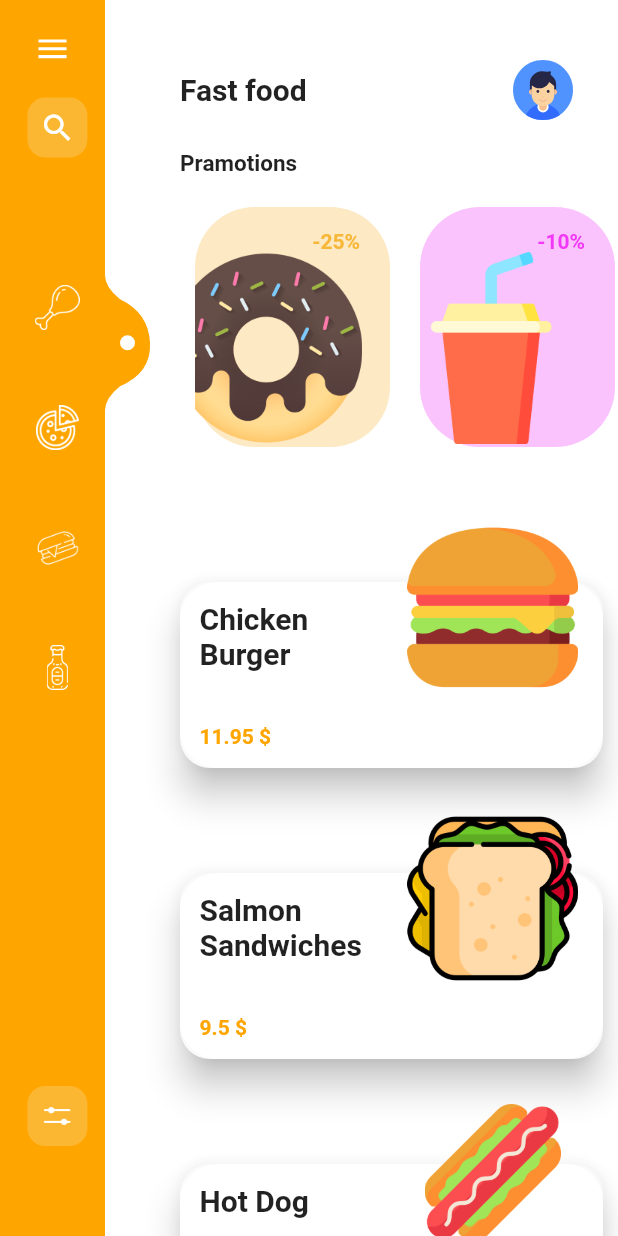
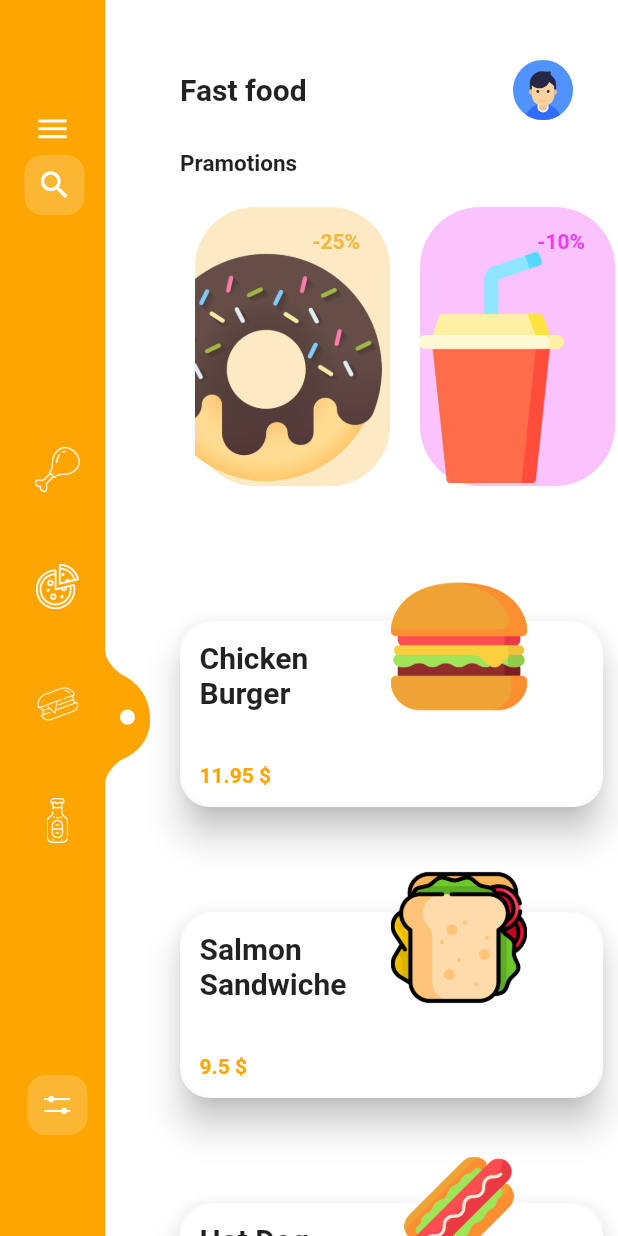
Before and after one commit to akashkamble6226/fastfood, a Flutter app: the screen it shows after launch, on a phone screen of 412 x 824 dp. Run offline on Flutter 3.47's test engine with Material 2 defaults, Android fonts, the phone set to English and light mode, and no system bars; our stand-ins replace flutter_svg, get, hexcolor, ionicons, rxdart; missing offline and left inert: colorful_safe_area.

Commit message:
added dynamic height and width as per device

```diff
--- a/lib/controllers/fast_food_item_controller.dart
+++ b/lib/controllers/fast_food_item_controller.dart
@@ -1,24 +1,40 @@
+import 'package:fastfood/views/chicken_menu.dart';
+import 'package:fastfood/views/colddrink_menu.dart';
+import 'package:fastfood/views/homepage.dart';
+import 'package:fastfood/views/pizza_menu.dart';
 import 'package:flutter/material.dart';
 import 'package:get/get.dart';
+import '../widgets/device_details.dart';
+import '../views/homepage.dart';
+class FastFoodItem extends GetxController {
+  Alignment currentItemAlign = Alignment(0.0, DeviceDetails.bergerTop);
+  Widget currentPage = BergerMenu();
 
-class FastFoodItem extends GetxController
-{
-   Alignment currentItemAlign = Alignment(0.0, -0.5);
+   @override
+  void onInit()
+  {
+  super.onInit();
+  }
+
 
   List<Alignment> itemAlignLst = [
-    Alignment(0.0, -0.5),
-    Alignment(0.0, -0.2),
-    Alignment(0.0, 0.0),
-    Alignment(0.0, 0.3),
+    Alignment(0.0, DeviceDetails.chickenTop),
+    Alignment(0.0, DeviceDetails.pizzaTop),
+    Alignment(0.0, DeviceDetails.bergerTop),
+    Alignment(0.0, DeviceDetails.coldDrinkTop),
+  ];
+
+  // sequence is important here so do check while putiing widget here
+  List menuItemList = [
+    ChickenMenu(),
+    PizzaMenu(),
+    BergerMenu(),
+    ColdDrink(),
   ];
 
   void changeItem(int i) {
-
-      currentItemAlign= itemAlignLst[i];
-      update();
-
-
+    currentItemAlign = itemAlignLst[i];
+    currentPage = menuItemList[i];
+    update();
   }
-
-
 }
--- a/lib/main.dart
+++ b/lib/main.dart
@@ -3,8 +3,10 @@ import 'package:fastfood/views/efficient_anim.dart';
 import 'package:fastfood/views/side_bar_layout.dart';
 import 'package:fastfood/views/sidebar.dart';
 import 'package:fastfood/views/implicit_way_animation.dart';
+import 'package:fastfood/widgets/device_details.dart';
 import 'package:flutter/material.dart';
 import 'package:get/get_navigation/src/root/get_material_app.dart';
+import 'package:hexcolor/hexcolor.dart';
 
 void main() {
   runApp(MyApp());
@@ -12,10 +14,13 @@ void main() {
 
 class MyApp extends StatelessWidget {
   // This widget is the root of your application.
+
+  // final deviceDetails = DeviceDetails();
   @override
   Widget build(BuildContext context) {
     return GetMaterialApp(
-      title: 'Flutter Demo',
+      title: 'Fast Food',
+      color: HexColor('#ffa500'),
       debugShowCheckedModeBanner: false,
       theme: ThemeData(
         // This is the theme of your application.
@@ -27,7 +32,8 @@ class MyApp extends StatelessWidget {
         // or simply save your changes to "hot reload" in a Flutter IDE).
         // Notice that the counter didn't reset back to zero; the application
         // is not restarted.
-        primarySwatch: Colors.blue,
+
+        primaryColor:  HexColor('#ffa500'),
       ),
       home: SideBarLayout(),
     );
--- a/lib/models/fast_food_item_dummy_data.dart
+++ b/lib/models/fast_food_item_dummy_data.dart
@@ -4,7 +4,7 @@ var fastFoodItemList =
 [
 
     FastFoodItem(img: "assets/images/burger.png",name:"Chicken Burger",price: 11.95),
-    FastFoodItem(img: "assets/images/sandwich.png",name:"Salmon Sandwiches",price: 9.50),
+    FastFoodItem(img: "assets/images/sandwich.png",name:"Salmon Sandwiche",price: 9.50),
     FastFoodItem(img: "assets/images/hotdog.png",name:"Hot Dog",price: 10.45),
     FastFoodItem(img: "assets/images/taco.png",name:"Taco",price: 15.25),
 
--- a/lib/views/homepage.dart
+++ b/lib/views/homepage.dart
@@ -1,4 +1,5 @@
 import 'package:fastfood/models/fast_food_item_dummy_data.dart';
+import 'package:fastfood/widgets/device_details.dart';
 import 'package:flutter/material.dart';
 import 'package:flutter_svg/flutter_svg.dart';
 import 'package:get/get.dart';
@@ -6,11 +7,9 @@ import 'package:hexcolor/hexcolor.dart';
 import '../models/pramotion_dummy_data.dart';
 import 'item_details.dart';
 
-class HomePage extends StatelessWidget {
+class BergerMenu extends StatelessWidget {
   @override
   Widget build(BuildContext context) {
-    // double devideWidth = MediaQuery.of(context).size.width;
-    // double fromLeft = 120;
     return Scaffold(
       backgroundColor: HexColor('ffffff'),
       body: CustomScrollView(
@@ -100,7 +99,7 @@ class BuildFastFoodItemsRow extends StatelessWidget {
               child: GestureDetector(
                 onTap: () {
                   // Navigation.push();
-                  Get.to(() =>ItemDetails());
+                  Get.to(() => ItemDetails());
                 },
                 child: Container(
                   width: MediaQuery.of(context).size.width,
@@ -119,7 +118,10 @@ class BuildFastFoodItemsRow extends StatelessWidget {
                               Padding(
                                 padding: const EdgeInsets.all(8.0),
                                 child: Container(
-                                  width: 120,
+                                  // width: 120,
+                                  width:
+                                      // MediaQuery.of(context).size.width ,
+                                      MediaQuery.of(context).size.width  * 0.3,
                                   child: Text(
                                     fastFoodItemList[ind].name,
                                     style: TextStyle(
@@ -150,10 +152,16 @@ class BuildFastFoodItemsRow extends StatelessWidget {
                       Positioned(
                         top: -40,
                         left: 0,
-                        right: -135,
+                        right: -90,
                         bottom: 50,
-                        child: Image.asset(
-                          fastFoodItemList[ind].img,
+                        child: FittedBox(
+
+                          child: Image.asset(
+                            fastFoodItemList[ind].img,
+                            fit: BoxFit.fitWidth,
+                            width: 40,
+                            height: 50,
+                          ),
                         ),
                       ),
                     ],
@@ -179,7 +187,8 @@ class BuildPramotionRow extends StatelessWidget {
     return Padding(
       padding: const EdgeInsets.only(left: 120),
       child: Container(
-        height: 180,
+        // height: 180,
+        height: MediaQuery.of(context).size.height * 0.25,
         child: ListView.builder(
           scrollDirection: Axis.horizontal,
           itemCount: pramotionItemList.length,
--- a/lib/views/side_bar_layout.dart
+++ b/lib/views/side_bar_layout.dart
@@ -1,4 +1,7 @@
 import 'package:colorful_safe_area/colorful_safe_area.dart';
+import 'package:fastfood/controllers/fast_food_item_controller.dart';
+
+import 'package:get/get.dart';
 import 'package:hexcolor/hexcolor.dart';
 
 import '../views/sidebar.dart';
@@ -7,16 +10,21 @@ import 'package:flutter/material.dart';
 import 'homepage.dart';
 
 class SideBarLayout extends StatelessWidget {
+  final FastFoodItem selectMenu = Get.put(FastFoodItem());
   @override
-  Widget build(BuildContext context)
-  {
+  Widget build(BuildContext context) {
     return Scaffold(
       backgroundColor: Colors.white,
       body: ColorfulSafeArea(
         color: HexColor('#ffa500'),
         child: Stack(
           children: [
-            HomePage(),
+            GetBuilder<FastFoodItem>(
+              init: FastFoodItem(),
+              builder: (controller) {
+                return controller.currentPage;
+              },
+            ),
             SideBar(),
           ],
         ),
--- a/lib/views/sidebar.dart
+++ b/lib/views/sidebar.dart
@@ -1,6 +1,8 @@
 import 'dart:async';
 
 import 'package:fastfood/controllers/fast_food_item_controller.dart';
+import 'package:fastfood/widgets/device_details.dart';
+
 import 'package:get/get_core/src/get_main.dart';
 import 'package:rxdart/rxdart.dart';
 import 'package:get/get.dart';
@@ -96,39 +98,61 @@ class _SideBarState extends State<SideBar> with SingleTickerProviderStateMixin {
                             height: deviceHeight,
                             color: HexColor('#ffa500'),
                             child: Column(
-                              // mainAxisSize: MainAxisSize.max,
+                              mainAxisSize: MainAxisSize.max,
+                              mainAxisAlignment: MainAxisAlignment.spaceAround,
                               children: [
-                                // menu search
+                                // menu and search bar container
+                                Container(
+                                  padding: EdgeInsets.all(0),
+                                  // decoration: BoxDecoration(
+                                  //   border: Border.all(color: Colors.white),
+                                  // ),
+                                  height: DeviceDetails.deviceHeight * 0.05,
+                                  // MediaQuery.of(context).size.height * 0.15,
+                                  child: Column(
+                                    mainAxisAlignment:
+                                        MainAxisAlignment.spaceBetween,
+                                    children: [
                                       GestureDetector(
                                         onTap: () {
                                           onIconPressed();
                                         },
                                         child: menuWidget(
-                                        isSideBarOpen, animationController)),
+                                            isSideBarOpen, animationController),
+                                      ),
 
-                                SizedBox(
-                                  height: 20,
-                                ),
                                       //search tab
                                       fastFoodSearch(isSideBarOpen),
+                                    ],
+                                  ),
+                                ),
+
+                                Container(
+                                  // decoration: BoxDecoration(
+                                  //   border: Border.all(color: Colors.white),
+                                  // ),
+                                  height: DeviceDetails.deviceHeight * 0.2,
+                                  // MediaQuery.of(context).size.height * 0.70,
+                                  child: Column(
+                                    mainAxisAlignment:
+                                        MainAxisAlignment.spaceEvenly,
+                                    children: [
                                       // Chicken tab
-                                SizedBox(
-                                  height: 35,
-                                ),
+
                                       GestureDetector(
                                         onTap: () {
                                           controller.changeItem(0);
                                         },
-                                  child: fastFoodItem(isSideBarOpen, "Chicken",
-                                      'assets/images/leg.png'),
+                                        child: fastFoodItem(isSideBarOpen,
+                                            "Chicken", 'assets/images/leg.png'),
                                       ),
                                       // Pizza tab
                                       GestureDetector(
                                         onTap: () {
                                           controller.changeItem(1);
                                         },
-                                  child: fastFoodItem(isSideBarOpen, "Pizza",
-                                      'assets/images/pizza.png'),
+                                        child: fastFoodItem(isSideBarOpen,
+                                            "Pizza", 'assets/images/pizza.png'),
                                       ),
                                       // Hamburger tab
                                       GestureDetector(
@@ -145,13 +169,29 @@ class _SideBarState extends State<SideBar> with SingleTickerProviderStateMixin {
                                         onTap: () {
                                           controller.changeItem(3);
                                         },
-                                  child: fastFoodItem(isSideBarOpen, "Beer",
-                                      'assets/images/beer.png'),
+                                        child: fastFoodItem(isSideBarOpen,
+                                            "Beer", 'assets/images/beer.png'),
                                       ),
+                                    ],
+                                  ),
+                                ),
+
+                                Container(
+                                  // decoration: BoxDecoration(
+                                  //     border: Border.all(
+                                  //   color: Colors.white,
+                                  // )),
+                                  height:
+                                      // MediaQuery.of(context).size.height * 0.10,
+                                      DeviceDetails.deviceHeight * 0.03,
+                                  child: Column(
+                                    children: [
+                                      filterWidget(isSideBarOpen),
+                                    ],
+                                  ),
+                                ),
+
                                 // filter tab
-                                Spacer(),
-                                filterWidget(isSideBarOpen),
-                                SizedBox(height: 60,),
                               ],
                             )),
                       ),
--- /dev/null
+++ b/lib/widgets/device_details.dart
@@ -0,0 +1,16 @@
+import 'package:flutter/material.dart';
+import 'dart:ui';
+
+class DeviceDetails {
+  static double deviceHeight = window.physicalSize.height;
+  static double deviceWidth = window.physicalSize.width;
+
+  // below for sidebar
+
+  static double chickenTop = - (deviceHeight * 0.018 )/100;
+  static double pizzaTop =-(deviceHeight * 0.005)/100;
+  static double bergerTop =(deviceHeight * 0.010 )/100;
+  static double coldDrinkTop =(deviceHeight * 0.024)/100;
+
+
+}
--- a/lib/widgets/fast_food_item.dart
+++ b/lib/widgets/fast_food_item.dart
@@ -2,10 +2,8 @@ import 'package:flutter/material.dart';
 
 Widget fastFoodItem(
     bool isSideBarOpen, String name, String imgPath) {
-  return Padding(
-    padding: const EdgeInsets.only(top: 50),
-    child: Row(
-      mainAxisSize: MainAxisSize.max,
+  return  Row(
+
       mainAxisAlignment:
           isSideBarOpen ? MainAxisAlignment.start : MainAxisAlignment.center,
       children: [
@@ -40,6 +38,6 @@ Widget fastFoodItem(
             : Text(' '),
 
       ],
-    ),
+
   );
 }
--- a/lib/widgets/fast_food_search.dart
+++ b/lib/widgets/fast_food_search.dart
@@ -5,17 +5,12 @@ Widget fastFoodSearch(bool isSideBarOpen) {
   return Column(
     crossAxisAlignment: CrossAxisAlignment.start,
     children: [
-
       Row(
         mainAxisAlignment:
             isSideBarOpen ? MainAxisAlignment.start : MainAxisAlignment.center,
         children: [
-
-           SizedBox(
-        width: 10,
-      ),
+          isSideBarOpen ? SizedBox(width: 5,) :SizedBox(width: 6,) ,
           Container(
-            child: Container(
             width: 40,
             height: 40,
             decoration: BoxDecoration(
@@ -29,7 +24,6 @@ Widget fastFoodSearch(bool isSideBarOpen) {
                   color: Colors.white,
                 ),
                 onPressed: () {},
-                ),
               ),
             ),
           ),
@@ -53,7 +47,6 @@ Widget fastFoodSearch(bool isSideBarOpen) {
                         )
                       : Text(' '))
               : Text(' '),
-
         ],
       ),
     ],
```
Also changed, not shown: lib/views/chicken_menu.dart (added, +13 -0 lines), lib/views/colddrink_menu.dart (added, +13 -0 lines), lib/views/item_details.dart (+8 -4 lines), lib/views/pizza_menu.dart (added, +13 -0 lines). Lines whose indentation alone changed are shown as unchanged.
